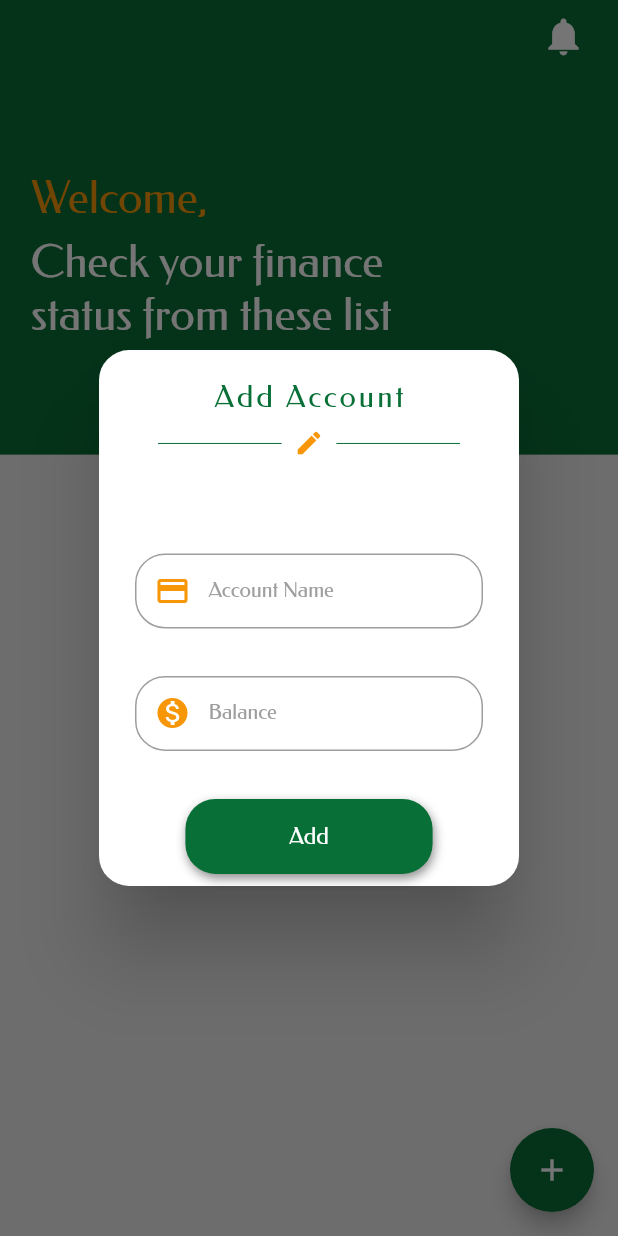
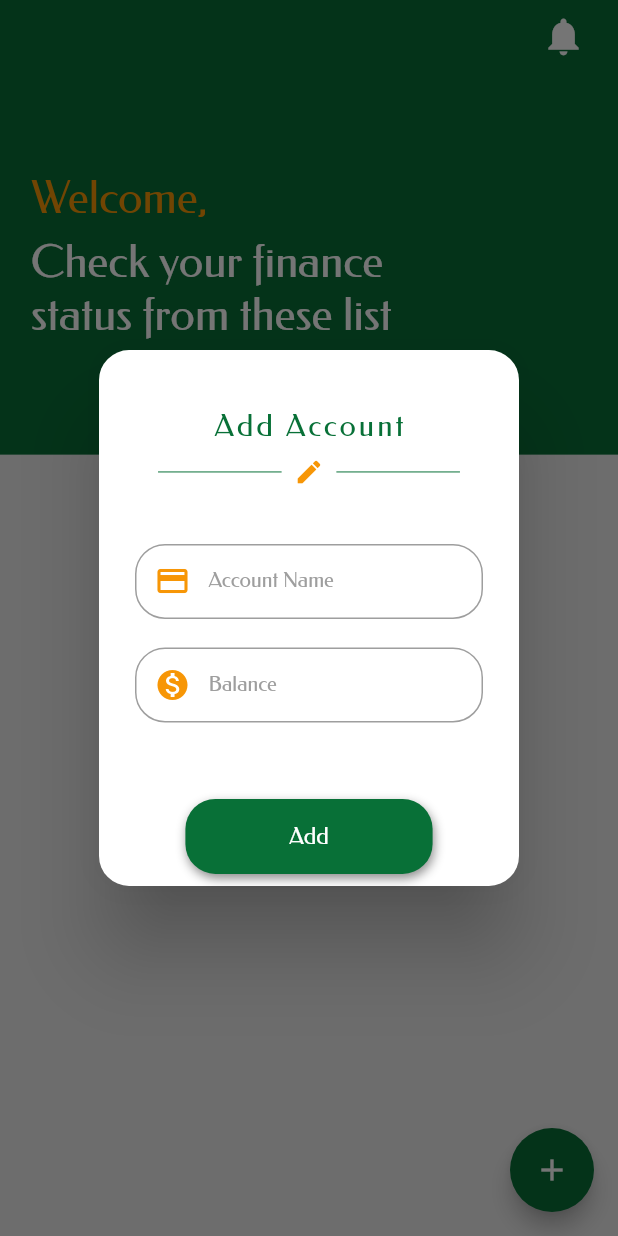
Before and after one commit to Qweku/expense_tracker, a Flutter app: the AccountList screen opened directly, after a tap on the "add" icon, on a phone screen of 412 x 824 dp. Run offline on Flutter 3.47's test engine with Material 2 defaults, Android fonts, the phone set to English and light mode, and no system bars; our stand-ins replace flutter_local_notifications, localstorage, rxdart, timezone; missing offline and left inert: gsheets; key blocks and very long unbroken strings in the code were emptied for the run.

Commit message:
quick fixes

```diff
--- a/lib/components/constants.dart
+++ b/lib/components/constants.dart
@@ -28,8 +28,8 @@ String currentTime = "$hour:${min < 10 ? "0$min" : "$min"}";
 
 String today = "$day ${months[month - 1]} $year";
 
-DateFormat timeformat = DateFormat.Hms();
-DateFormat dateformat = DateFormat.yMMMMd();
+DateFormat timeformat = DateFormat.Hm();
+DateFormat dateformat = DateFormat.yMMMd();
 
 List<String> months = [
   'Jan',
--- a/lib/screens/AccountsList.dart
+++ b/lib/screens/AccountsList.dart
@@ -46,7 +46,7 @@ class _AccountListState extends State<AccountList> {
                   height: height * 0.3,
                   child: Column(
                     crossAxisAlignment: CrossAxisAlignment.center,
-                    mainAxisAlignment: MainAxisAlignment.spaceBetween,
+                    mainAxisAlignment: MainAxisAlignment.spaceEvenly,
                     children: [
                       Column(
                         children: [
@@ -173,9 +173,9 @@ class _AccountListState extends State<AccountList> {
 
   onNotificationLower(ReceivedNotification receivedNotification) {}
   onNotificationClick(String payload) {
-    // Navigator.push(context, MaterialPageRoute(builder: (context) {
-    //   return NotificationScreen();
-    // }));
+    Navigator.push(context, MaterialPageRoute(builder: (context) {
+      return NotificationScreen();
+    }));
   }
 
   void bootUp() async {
--- a/lib/screens/Overview.dart
+++ b/lib/screens/Overview.dart
@@ -106,7 +106,7 @@ class _OverviewScreenState extends State<OverviewScreen> {
                           ),
                         ),
                         SizedBox(
-                          height: height * 0.05,
+                          height: height * 0.03,
                         ),
                         BalanceCard(
                             income: context
@@ -256,7 +256,7 @@ class _OverviewScreenState extends State<OverviewScreen> {
                 content: SizedBox(
                   height: height * 0.33,
                   child: Column(
-                    mainAxisAlignment: MainAxisAlignment.spaceBetween,
+                    mainAxisAlignment: MainAxisAlignment.spaceEvenly,
                     crossAxisAlignment: CrossAxisAlignment.center,
                     children: [
                       Column(
--- a/lib/screens/widgets/cardWidgets.dart
+++ b/lib/screens/widgets/cardWidgets.dart
@@ -59,7 +59,7 @@ class AccountCard extends StatelessWidget {
                                     color: primaryColorLight)),
                             Text(balance,
                                 style: headline2.copyWith(
-                                    fontSize: 50, color: primaryColorLight)),
+                                    fontSize: 40, color: primaryColorLight)),
                             //Text('.50', style: headline2),
                           ],
                         ),
@@ -171,7 +171,7 @@ class BalanceCard extends StatelessWidget {
       child: Stack(
         children: [
           Column(
-            mainAxisAlignment: MainAxisAlignment.spaceBetween,
+            mainAxisAlignment: MainAxisAlignment.spaceAround,
             children: [
               Column(
                 children: [
@@ -187,7 +187,7 @@ class BalanceCard extends StatelessWidget {
                           style: headline2.copyWith(color: primaryColorLight)),
                       Text(balance,
                           style: headline2.copyWith(
-                              fontSize: 60, color: primaryColorLight)),
+                              fontSize: 40, color: primaryColorLight)),
                       //Text('.50', style: theme.textTheme.headline2),
                     ],
                   ),
```
Also changed, not shown: lib/screens/SplashScreen.dart (+13 -7 lines).
